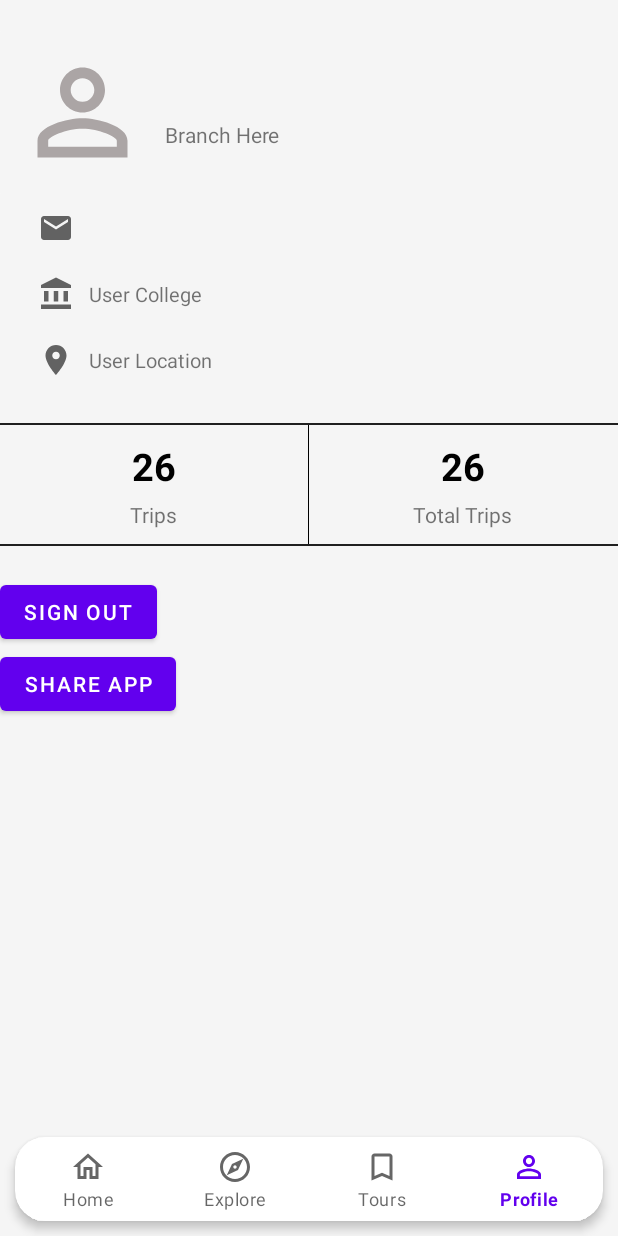
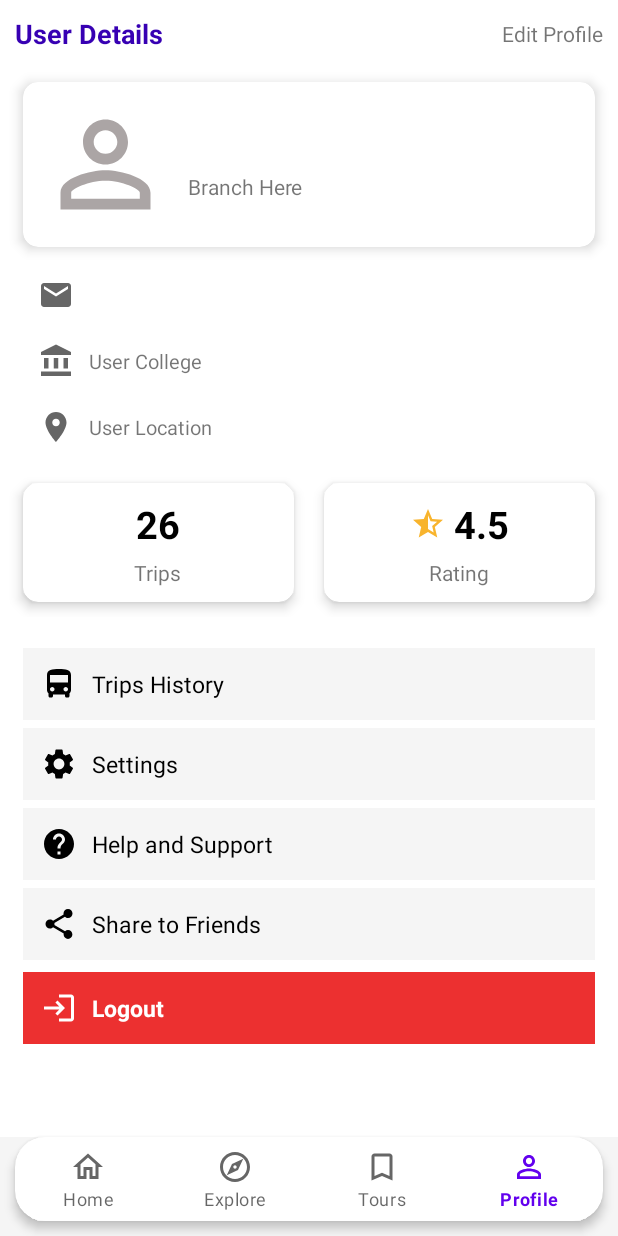
Before and after one commit to prasadthegreat799/ParyatN, an Android app: the screen it shows after launch once a user with an empty profile is signed in (MainActivity), item 4 of the bottom bar chosen, on a phone screen of 412 x 824 dp. Run offline under Robolectric (Android 15) with nearby library versions, the phone set to English and light mode, and no system bars; our stand-ins replace Firebase (no records; nobody signed in at launch, a user with empty details on screens opened directly); libraries missing offline, so code that uses them is left out: com.mikhaellopez.circularimageview; plain views replace CircularImageView; 6 statements that could not run were skipped.

Commit message:
Updating Profile Fragment Ui #2

```diff
--- a/app/src/main/java/com/nappdeveloper/paryatn/Fragments/profileFragment.java
+++ b/app/src/main/java/com/nappdeveloper/paryatn/Fragments/profileFragment.java
@@ -5,6 +5,7 @@ import android.net.Uri;
 import android.os.Bundle;
 
 import androidx.annotation.NonNull;
+import androidx.appcompat.app.AppCompatActivity;
 import androidx.fragment.app.Fragment;
 
 import android.view.LayoutInflater;
@@ -13,6 +14,7 @@ import android.view.ViewGroup;
 import android.widget.Button;
 import android.widget.TextView;
 import android.widget.Toast;
+import androidx.appcompat.widget.Toolbar;
 
 import com.bumptech.glide.Glide;
 import com.google.android.gms.auth.api.signin.GoogleSignIn;
@@ -32,9 +34,8 @@ import com.nappdeveloper.paryatn.R;
 public class profileFragment extends Fragment {
 
     CircularImageView profileImg;
-    TextView userName, userMail, userCollege, userLocation, userBranch;
-    Button signOutBtn, shareBtn;
-
+    TextView userName, userMail, userCollege, userLocation, userBranch, signOutBtn, shareBtn;
+    Toolbar toolbar;
 
     @Override
     public View onCreateView(LayoutInflater inflater, ViewGroup container,
@@ -49,8 +50,10 @@ public class profileFragment extends Fragment {
         userCollege = (TextView) view.findViewById(R.id.UserCollegeTxt);
         userLocation = (TextView) view.findViewById(R.id.UserLocationTxt);
 
-        signOutBtn = (Button) view.findViewById(R.id.SignOutBtn);
-        shareBtn = (Button) view.findViewById(R.id.ShareBtn);
+        //toolbar = (Toolbar) view.findViewById(R.id.toolbar);
+
+        signOutBtn = (TextView) view.findViewById(R.id.SignOutBtn);
+        shareBtn = (TextView) view.findViewById(R.id.ShareBtn);
 
 
         signOutBtn.setOnClickListener(new View.OnClickListener() {
--- /dev/null
+++ b/app/src/main/res/drawable-v24/toolbar_bg.xml
@@ -0,0 +1,8 @@
+<?xml version="1.0" encoding="utf-8"?>
+<shape xmlns:android="http://schemas.android.com/apk/res/android" android:shape="rectangle">
+    <solid android:color="@color/purple_200"/>
+    <size android:width="300dp"
+        android:height="50dp"/>
+    <corners
+        android:radius="20dp"/>
+</shape>
--- /dev/null
+++ b/app/src/main/res/drawable/background_profile.xml
@@ -0,0 +1,17 @@
+<?xml version="1.0" encoding="utf-8"?>
+<!--  res/drawable/rounded_edittext.xml -->
+<shape xmlns:android="http://schemas.android.com/apk/res/android"
+    android:shape="rectangle"
+    android:padding="10dp">
+
+    <size
+        android:width="200dp"
+        android:height="100dp"/>
+
+    <solid android:color="#EDEBEB" />
+    <corners
+        android:bottomRightRadius="15dp"
+        android:bottomLeftRadius="15dp"
+        android:topLeftRadius="15dp"
+        android:topRightRadius="15dp" />
+</shape>
--- /dev/null
+++ b/app/src/main/res/drawable/ic_baseline_directions_bus_24.xml
@@ -0,0 +1,10 @@
+<vector xmlns:android="http://schemas.android.com/apk/res/android"
+    android:width="24dp"
+    android:height="24dp"
+    android:viewportWidth="24"
+    android:viewportHeight="24"
+    android:tint="?attr/colorControlNormal">
+  <path
+      android:fillColor="@android:color/white"
+      android:pathData="M4,16c0,0.88 0.39,1.67 1,2.22L5,20c0,0.55 0.45,1 1,1h1c0.55,0 1,-0.45 1,-1v-1h8v1c0,0.55 0.45,1 1,1h1c0.55,0 1,-0.45 1,-1v-1.78c0.61,-0.55 1,-1.34 1,-2.22L20,6c0,-3.5 -3.58,-4 -8,-4s-8,0.5 -8,4v10zM7.5,17c-0.83,0 -1.5,-0.67 -1.5,-1.5S6.67,14 7.5,14s1.5,0.67 1.5,1.5S8.33,17 7.5,17zM16.5,17c-0.83,0 -1.5,-0.67 -1.5,-1.5s0.67,-1.5 1.5,-1.5 1.5,0.67 1.5,1.5 -0.67,1.5 -1.5,1.5zM18,11L6,11L6,6h12v5z"/>
+</vector>
--- /dev/null
+++ b/app/src/main/res/drawable/ic_baseline_help_24.xml
@@ -0,0 +1,10 @@
+<vector xmlns:android="http://schemas.android.com/apk/res/android"
+    android:width="24dp"
+    android:height="24dp"
+    android:viewportWidth="24"
+    android:viewportHeight="24"
+    android:tint="?attr/colorControlNormal">
+  <path
+      android:fillColor="@android:color/white"
+      android:pathData="M12,2C6.48,2 2,6.48 2,12s4.48,10 10,10 10,-4.48 10,-10S17.52,2 12,2zM13,19h-2v-2h2v2zM15.07,11.25l-0.9,0.92C13.45,12.9 13,13.5 13,15h-2v-0.5c0,-1.1 0.45,-2.1 1.17,-2.83l1.24,-1.26c0.37,-0.36 0.59,-0.86 0.59,-1.41 0,-1.1 -0.9,-2 -2,-2s-2,0.9 -2,2L8,9c0,-2.21 1.79,-4 4,-4s4,1.79 4,4c0,0.88 -0.36,1.68 -0.93,2.25z"/>
+</vector>
--- /dev/null
+++ b/app/src/main/res/drawable/ic_baseline_login_24.xml
@@ -0,0 +1,10 @@
+<vector xmlns:android="http://schemas.android.com/apk/res/android"
+    android:width="24dp"
+    android:height="24dp"
+    android:viewportWidth="24"
+    android:viewportHeight="24"
+    android:tint="?attr/colorControlNormal">
+  <path
+      android:fillColor="@android:color/white"
+      android:pathData="M11,7L9.6,8.4l2.6,2.6H2v2h10.2l-2.6,2.6L11,17l5,-5L11,7zM20,19h-8v2h8c1.1,0 2,-0.9 2,-2V5c0,-1.1 -0.9,-2 -2,-2h-8v2h8V19z"/>
+</vector>
--- /dev/null
+++ b/app/src/main/res/drawable/ic_baseline_settings_24.xml
@@ -0,0 +1,10 @@
+<vector xmlns:android="http://schemas.android.com/apk/res/android"
+    android:width="24dp"
+    android:height="24dp"
+    android:viewportWidth="24"
+    android:viewportHeight="24"
+    android:tint="?attr/colorControlNormal">
+  <path
+      android:fillColor="@android:color/white"
+      android:pathData="M19.14,12.94c0.04,-0.3 0.06,-0.61 0.06,-0.94c0,-0.32 -0.02,-0.64 -0.07,-0.94l2.03,-1.58c0.18,-0.14 0.23,-0.41 0.12,-0.61l-1.92,-3.32c-0.12,-0.22 -0.37,-0.29 -0.59,-0.22l-2.39,0.96c-0.5,-0.38 -1.03,-0.7 -1.62,-0.94L14.4,2.81c-0.04,-0.24 -0.24,-0.41 -0.48,-0.41h-3.84c-0.24,0 -0.43,0.17 -0.47,0.41L9.25,5.35C8.66,5.59 8.12,5.92 7.63,6.29L5.24,5.33c-0.22,-0.08 -0.47,0 -0.59,0.22L2.74,8.87C2.62,9.08 2.66,9.34 2.86,9.48l2.03,1.58C4.84,11.36 4.8,11.69 4.8,12s0.02,0.64 0.07,0.94l-2.03,1.58c-0.18,0.14 -0.23,0.41 -0.12,0.61l1.92,3.32c0.12,0.22 0.37,0.29 0.59,0.22l2.39,-0.96c0.5,0.38 1.03,0.7 1.62,0.94l0.36,2.54c0.05,0.24 0.24,0.41 0.48,0.41h3.84c0.24,0 0.44,-0.17 0.47,-0.41l0.36,-2.54c0.59,-0.24 1.13,-0.56 1.62,-0.94l2.39,0.96c0.22,0.08 0.47,0 0.59,-0.22l1.92,-3.32c0.12,-0.22 0.07,-0.47 -0.12,-0.61L19.14,12.94zM12,15.6c-1.98,0 -3.6,-1.62 -3.6,-3.6s1.62,-3.6 3.6,-3.6s3.6,1.62 3.6,3.6S13.98,15.6 12,15.6z"/>
+</vector>
--- /dev/null
+++ b/app/src/main/res/drawable/ic_baseline_share_24.xml
@@ -0,0 +1,10 @@
+<vector xmlns:android="http://schemas.android.com/apk/res/android"
+    android:width="24dp"
+    android:height="24dp"
+    android:viewportWidth="24"
+    android:viewportHeight="24"
+    android:tint="?attr/colorControlNormal">
+  <path
+      android:fillColor="@android:color/white"
+      android:pathData="M18,16.08c-0.76,0 -1.44,0.3 -1.96,0.77L8.91,12.7c0.05,-0.23 0.09,-0.46 0.09,-0.7s-0.04,-0.47 -0.09,-0.7l7.05,-4.11c0.54,0.5 1.25,0.81 2.04,0.81 1.66,0 3,-1.34 3,-3s-1.34,-3 -3,-3 -3,1.34 -3,3c0,0.24 0.04,0.47 0.09,0.7L8.04,9.81C7.5,9.31 6.79,9 6,9c-1.66,0 -3,1.34 -3,3s1.34,3 3,3c0.79,0 1.5,-0.31 2.04,-0.81l7.12,4.16c-0.05,0.21 -0.08,0.43 -0.08,0.65 0,1.61 1.31,2.92 2.92,2.92 1.61,0 2.92,-1.31 2.92,-2.92s-1.31,-2.92 -2.92,-2.92z"/>
+</vector>
--- /dev/null
+++ b/app/src/main/res/drawable/ic_baseline_star_half_24.xml
@@ -0,0 +1,10 @@
+<vector xmlns:android="http://schemas.android.com/apk/res/android"
+    android:width="24dp"
+    android:height="24dp"
+    android:viewportWidth="24"
+    android:viewportHeight="24"
+    android:tint="?attr/colorControlNormal">
+  <path
+      android:fillColor="@android:color/white"
+      android:pathData="M22,9.24l-7.19,-0.62L12,2L9.19,8.63L2,9.24l5.46,4.73L5.82,21L12,17.27L18.18,21l-1.63,-7.03L22,9.24zM12,15.4V6.1l1.71,4.04l4.38,0.38l-3.32,2.88l1,4.28L12,15.4z"/>
+</vector>
--- /dev/null
+++ b/app/src/main/res/drawable/toolbar_bg.xml
@@ -0,0 +1,8 @@
+<?xml version="1.0" encoding="utf-8"?>
+<shape xmlns:android="http://schemas.android.com/apk/res/android" android:shape="rectangle">
+    <solid android:color="@color/purple_200"/>
+    <size android:width="300dp"
+        android:height="50dp"/>
+    <corners
+        android:radius="20dp"/>
+</shape>
--- a/app/src/main/res/layout/fragment_profile.xml
+++ b/app/src/main/res/layout/fragment_profile.xml
@@ -5,7 +5,35 @@
     android:layout_width="match_parent"
     android:layout_height="match_parent"
     android:orientation="vertical"
+    android:background="@color/white"
     tools:context=".Fragments.profileFragment">
+
+    <RelativeLayout
+        android:layout_width="match_parent"
+        android:layout_height="wrap_content"
+        android:layout_marginStart="10dp"
+        android:layout_marginEnd="10dp"
+        android:layout_marginTop="10dp"
+        android:layout_marginBottom="10dp">
+
+        <TextView
+            android:id="@+id/profile_title"
+            android:layout_width="wrap_content"
+            android:layout_height="wrap_content"
+            android:layout_centerVertical="true"
+            android:text="User Details"
+            android:textColor="@color/purple_700"
+            android:textSize="18sp"
+            android:textStyle="bold" />
+
+        <TextView
+            android:layout_width="wrap_content"
+            android:layout_height="wrap_content"
+            android:layout_alignParentEnd="true"
+            android:layout_centerVertical="true"
+            android:text="Edit Profile"/>
+
+    </RelativeLayout>
 
     <ScrollView
         android:id="@+id/scrollView2"
@@ -29,8 +57,11 @@
                 android:layout_width="match_parent"
                 android:layout_height="wrap_content"
                 android:layout_gravity="center"
-                app:cardElevation="0dp"
-                android:layout_marginTop="20dp"
+                app:cardElevation="5dp"
+                app:cardCornerRadius="10dp"
+                android:layout_marginTop="10dp"
+                android:layout_marginStart="15dp"
+                android:layout_marginEnd="15dp"
                 app:layout_constraintEnd_toEndOf="parent"
                 app:layout_constraintStart_toStartOf="parent"
                 app:layout_constraintTop_toTopOf="parent">
@@ -40,7 +71,6 @@
                     android:layout_height="wrap_content"
                     android:layout_gravity="center"
                     android:padding="10dp"
-                    android:background="@color/browser_actions_bg_grey"
                     android:orientation="vertical">
 
                     <LinearLayout
@@ -91,6 +121,7 @@
             <LinearLayout
                 android:layout_width="match_parent"
                 android:layout_height="wrap_content"
+                android:layout_marginTop="10dp"
                 android:layout_marginStart="15dp"
                 android:layout_marginEnd="15dp"
                 android:orientation="vertical">
@@ -130,21 +161,24 @@
 
             </LinearLayout>
 
-            <View
-                android:layout_width="match_parent"
-                android:layout_height="1dp"
-                android:layout_marginTop="20dp"
-                android:background="@color/browser_actions_text_color"/>
-
             <LinearLayout
                 android:layout_width="match_parent"
                 android:layout_height="wrap_content"
                 android:orientation="horizontal"
+                android:padding="5dp"
                 android:weightSum="10">
 
+                <androidx.cardview.widget.CardView
+                    android:layout_weight="5"
+                    android:layout_width="0dp"
+                    android:layout_height="wrap_content"
+                    android:layout_margin="10dp"
+                    app:cardElevation="5dp"
+                    app:cardCornerRadius="10dp">
+
                 <LinearLayout
-                    android:layout_weight="4.99"
-                    android:layout_width="0dp"
+
+                    android:layout_width="match_parent"
                     android:padding="10dp"
                     android:layout_height="wrap_content"
                     android:orientation="vertical">
@@ -167,16 +201,19 @@
                         android:layout_gravity="center"/>
 
                 </LinearLayout>
+                </androidx.cardview.widget.CardView>
 
-                <View
-                    android:layout_weight="0.02"
+                <androidx.cardview.widget.CardView
+                    android:layout_weight="5"
                     android:layout_width="0dp"
-                    android:layout_height="match_parent"
-                    android:background="@color/black"/>
+                    android:layout_height="wrap_content"
+                    android:layout_margin="10dp"
+                    app:cardElevation="5dp"
+                    app:cardCornerRadius="10dp">
 
                 <LinearLayout
-                    android:layout_weight="4.99"
-                    android:layout_width="0dp"
+
+                    android:layout_width="match_parent"
                     android:layout_height="wrap_content"
                     android:padding="10dp"
                     android:orientation="vertical">
@@ -184,41 +221,125 @@
                     <TextView
                         android:layout_width="wrap_content"
                         android:layout_height="wrap_content"
-                        android:text="26"
+                        android:text="4.5"
                         android:textSize="25sp"
                         android:textStyle="bold"
                         android:textColor="@color/black"
+                        android:drawableStart="@drawable/ic_baseline_star_half_24"
+                        android:drawableTint="@color/rating_yellow"
+                        android:drawablePadding="5dp"
                         android:layout_gravity="center"/>
 
                     <TextView
                         android:layout_width="wrap_content"
                         android:layout_height="wrap_content"
                         android:layout_marginTop="5dp"
-                        android:text="Total Trips"
+                        android:text="Rating"
                         android:textSize="14sp"
                         android:layout_gravity="center"/>
 
                 </LinearLayout>
 
+                </androidx.cardview.widget.CardView>
+
             </LinearLayout>
 
-            <View
+            <LinearLayout
                 android:layout_width="match_parent"
-                android:layout_height="1dp"
-                android:background="@color/browser_actions_text_color"/>
+                android:layout_height="wrap_content"
+                android:layout_marginTop="5dp"
+                android:layout_marginBottom="10dp"
+                android:orientation="vertical">
 
-            <Button
-                android:id="@+id/SignOutBtn"
-                android:layout_width="wrap_content"
-                android:layout_height="wrap_content"
-                android:layout_marginTop="20dp"
-                android:text="Sign Out" />
+                <TextView
+                    android:layout_width="match_parent"
+                    android:layout_height="wrap_content"
+                    android:padding="12dp"
+                    android:layout_marginTop="10dp"
+                    android:layout_marginStart="15dp"
+                    android:layout_marginEnd="15dp"
+                    android:text="Trips History"
+                    android:layout_gravity="center"
+                    android:gravity="center_vertical"
+                    android:textSize="15sp"
+                    android:textColor="@color/black"
+                    android:background="@color/browser_actions_bg_grey"
+                    android:drawableStart="@drawable/ic_baseline_directions_bus_24"
+                    android:drawableTint="@color/black"
+                    android:drawablePadding="10dp"/>
 
-            <Button
-                android:id="@+id/ShareBtn"
-                android:layout_width="wrap_content"
-                android:layout_height="wrap_content"
-                android:text="Share App" />
+                <TextView
+                    android:layout_width="match_parent"
+                    android:layout_height="wrap_content"
+                    android:layout_marginTop="5dp"
+                    android:layout_marginEnd="15dp"
+                    android:layout_marginStart="15dp"
+                    android:text="Settings"
+                    android:layout_gravity="center"
+                    android:gravity="center_vertical"
+                    android:padding="12dp"
+                    android:textSize="15sp"
+                    android:textColor="@color/black"
+                    android:background="@color/browser_actions_bg_grey"
+                    android:drawableStart="@drawable/ic_baseline_settings_24"
+                    android:drawableTint="@color/black"
+                    android:drawablePadding="10dp"/>
+
+                <TextView
+                    android:layout_width="match_parent"
+                    android:layout_height="wrap_content"
+                    android:layout_marginStart="15dp"
+                    android:layout_marginEnd="15dp"
+                    android:layout_marginTop="5dp"
+                    android:padding="12dp"
+                    android:layout_gravity="center"
+                    android:text="Help and Support"
+                    android:gravity="center_vertical"
+                    android:background="@color/browser_actions_bg_grey"
+                    android:textSize="15sp"
+                    android:textColor="@color/black"
+                    android:drawableStart="@drawable/ic_baseline_help_24"
+                    android:drawableTint="@color/black"
+                    android:drawablePadding="10dp"/>
+
+                <TextView
+                    android:id="@+id/ShareBtn"
+                    android:layout_width="match_parent"
+                    android:layout_height="wrap_content"
+                    android:layout_marginStart="15dp"
+                    android:layout_marginEnd="15dp"
+                    android:layout_marginTop="5dp"
+                    android:padding="12dp"
+                    android:layout_gravity="center"
+                    android:text="Share to Friends"
+                    android:gravity="center_vertical"
+                    android:background="@color/browser_actions_bg_grey"
+                    android:textSize="15sp"
+                    android:textColor="@color/black"
+                    android:drawableStart="@drawable/ic_baseline_share_24"
+                    android:drawableTint="@color/black"
+                    android:drawablePadding="10dp"/>
+
+                <TextView
+                    android:id="@+id/SignOutBtn"
+                    android:layout_width="match_parent"
+                    android:layout_height="wrap_content"
+                    android:layout_marginStart="15dp"
+                    android:layout_marginEnd="15dp"
+                    android:layout_marginTop="8dp"
+                    android:padding="12dp"
+                    android:layout_gravity="center"
+                    android:text="Logout"
+                    android:gravity="center_vertical"
+                    android:background="@color/pale_red"
+                    android:textSize="15sp"
+                    android:textStyle="bold"
+                    android:textColor="@color/white"
+                    android:drawableStart="@drawable/ic_baseline_login_24"
+                    android:drawableTint="@color/white"
+                    android:drawablePadding="10dp"/>
+
+            </LinearLayout>
 
         </LinearLayout>
     </ScrollView>
--- a/app/src/main/res/values/colors.xml
+++ b/app/src/main/res/values/colors.xml
@@ -7,4 +7,7 @@
     <color name="teal_700">#FF018786</color>
     <color name="black">#FF000000</color>
     <color name="white">#FFFFFFFF</color>
+
+    <color name="pale_red">#EC3030</color>
+    <color name="rating_yellow">#F8B42D</color>
 </resources>
```
